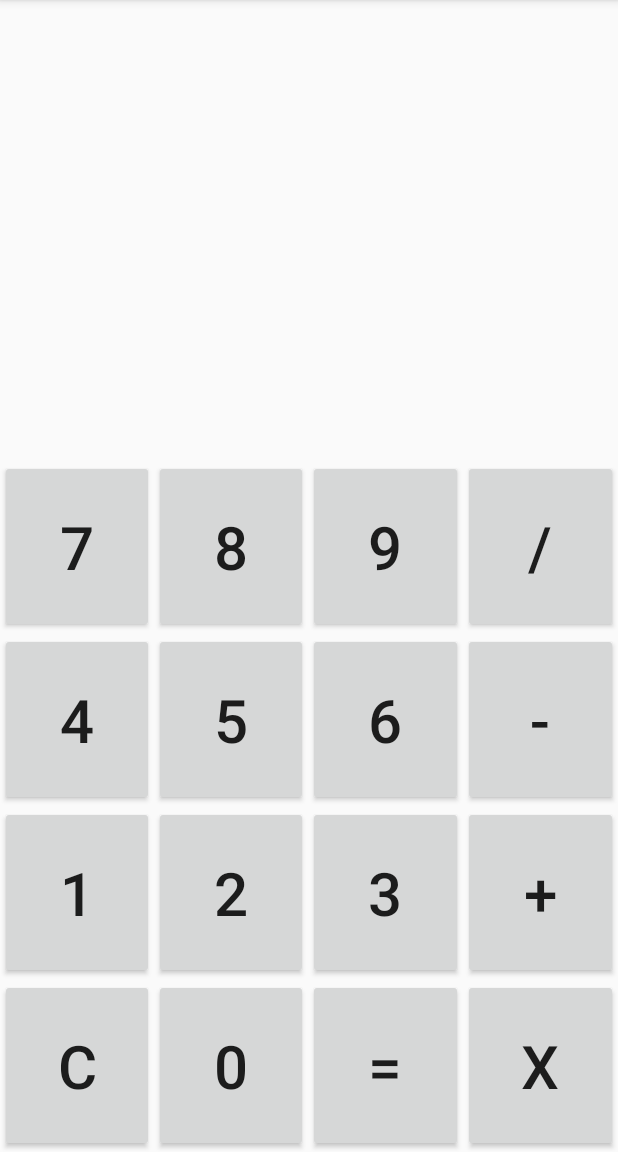
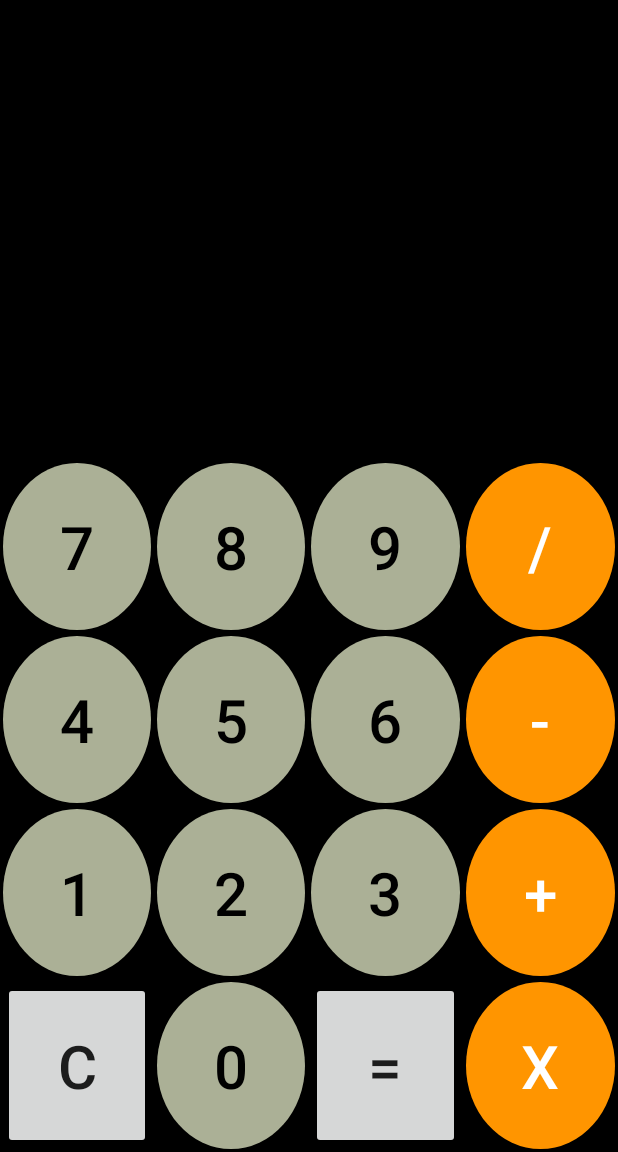
Before and after one commit to LuisZ1/AndroidProyects, an Android app: the screen it shows after launch (MainActivity), after a tap on an icon or button, on a phone screen of 412 x 824 dp, the part 84-1236 px from its top. Run offline under Robolectric (Android 15) with nearby library versions, the phone set to English and light mode, and no system bars.

Commit message:
Copiando style calculadora IOS

```diff
--- /dev/null
+++ b/CalculadoraMolonga/app/src/main/res/drawable/roundgrey.xml
@@ -0,0 +1,13 @@
+<!-- <?xml version="1.0" encoding="utf-8"?> -->
+<selector xmlns:android="http://schemas.android.com/apk/res/android" android:shape="oval">
+    <item android:state_pressed="false">
+        <shape android:shape="oval">
+            <solid android:color="#ABB096"/>
+        </shape>
+    </item>
+    <item android:state_pressed="true">
+        <shape android:shape="oval">
+            <solid android:color="#ABB096"/>
+        </shape>
+    </item>
+</selector>
--- /dev/null
+++ b/CalculadoraMolonga/app/src/main/res/drawable/roundorange.xml
@@ -0,0 +1,13 @@
+    <!-- <?xml version="1.0" encoding="utf-8"?> -->
+<selector xmlns:android="http://schemas.android.com/apk/res/android" android:shape="oval">
+<item android:state_pressed="false">
+    <shape android:shape="oval">
+        <solid android:color="#ff9500"/>
+    </shape>
+</item>
+<item android:state_pressed="true">
+    <shape android:shape="oval">
+        <solid android:color="#ffa82d"/>
+    </shape>
+</item>
+</selector>
--- a/CalculadoraMolonga/app/src/main/res/layout/activity_main.xml
+++ b/CalculadoraMolonga/app/src/main/res/layout/activity_main.xml
@@ -5,7 +5,8 @@
     android:layout_width="match_parent"
     android:layout_height="match_parent"
     tools:context=".MainActivity"
-    android:orientation="vertical">
+    android:orientation="vertical"
+    android:background="@android:color/black">
 
     <!-- /////////////////////VISOR ESTADO ACTUAL////////////////////////// -->
     <TextView
@@ -14,7 +15,8 @@
         android:layout_height="0dp"
         android:textSize="36sp"
         android:layout_weight="20"
-        android:text="ResultadoFinal"/>
+        android:text=""
+        android:textColor="@android:color/white" />
 
     <!-- /////////////////////RESULTADO FINAL////////////////////////// -->
     <TextView
@@ -22,8 +24,8 @@
         android:layout_width="match_parent"
         android:layout_height="0dp"
         android:layout_weight="20"
-        android:text="EstadoActual"
-        android:textColor="@android:color/black"
+        android:text=""
+        android:textColor="@android:color/white"
         android:textSize="36sp" />
 
     <!-- /////////////////////BOTONES////////////////////////// -->
@@ -43,36 +45,48 @@
             android:layout_weight="25">
 
             <Button
+                android:layout_margin="2dp"
                 android:id="@+id/btn7"
                 android:layout_width="wrap_content"
                 android:layout_height="match_parent"
                 android:text="7"
                 android:layout_weight="25"
-                android:textSize="40sp" />
+                android:textSize="40sp"
+                android:background="@drawable/roundgrey"
+                android:textColor="#000000" />
 
             <Button
+                android:layout_margin="2dp"
                 android:id="@+id/btn8"
                 android:layout_width="wrap_content"
                 android:layout_height="match_parent"
                 android:layout_weight="25"
                 android:text="8"
-                android:textSize="40sp" />
+                android:textSize="40sp"
+                android:background="@drawable/roundgrey"
+                android:textColor="#000000" />
 
             <Button
+                android:layout_margin="2dp"
                 android:id="@+id/btn9"
                 android:layout_width="wrap_content"
                 android:layout_height="match_parent"
                 android:text="9"
                 android:layout_weight="25"
-                android:textSize="40sp" />
+                android:textSize="40sp"
+                android:background="@drawable/roundgrey"
+                android:textColor="#000000" />
 
             <Button
+                android:layout_margin="2dp"
                 android:id="@+id/btnDiv2"
                 android:layout_width="wrap_content"
                 android:layout_height="match_parent"
+                android:layout_weight="25"
                 android:text="/"
-                android:layout_weight="25"
-                android:textSize="40sp" />
+                android:textSize="40sp"
+                android:background="@drawable/roundorange"
+                android:textColor="#FFFFFF"/>
 
 
         </LinearLayout>
@@ -85,36 +99,48 @@
             android:layout_weight="25">
 
             <Button
+                android:layout_margin="2dp"
                 android:id="@+id/btn4"
                 android:layout_width="wrap_content"
                 android:layout_height="match_parent"
                 android:text="4"
                 android:layout_weight="25"
-                android:textSize="40sp" />
+                android:textSize="40sp"
+                android:background="@drawable/roundgrey"
+                android:textColor="#000000" />
 
             <Button
+                android:layout_margin="2dp"
                 android:id="@+id/btn5"
                 android:layout_width="wrap_content"
                 android:layout_height="match_parent"
                 android:text="5"
                 android:layout_weight="25"
-                android:textSize="40sp" />
+                android:textSize="40sp"
+                android:background="@drawable/roundgrey"
+                android:textColor="#000000" />
 
             <Button
+                android:layout_margin="2dp"
                 android:id="@+id/btn6"
                 android:layout_width="wrap_content"
                 android:layout_height="match_parent"
                 android:text="6"
                 android:layout_weight="25"
-                android:textSize="40sp" />
+                android:textSize="40sp"
+                android:background="@drawable/roundgrey"
+                android:textColor="#000000" />
 
             <Button
+                android:layout_margin="2dp"
                 android:id="@+id/btnRES"
                 android:layout_width="wrap_content"
                 android:layout_height="match_parent"
                 android:text="-"
                 android:layout_weight="25"
-                android:textSize="40sp" />
+                android:textSize="40sp"
+                android:background="@drawable/roundorange"
+                android:textColor="#FFFFFF" />
 
         </LinearLayout>
 
@@ -126,36 +152,48 @@
             android:layout_weight="25">
 
             <Button
+                android:layout_margin="2dp"
                 android:id="@+id/btn1"
                 android:layout_width="wrap_content"
                 android:layout_height="match_parent"
                 android:text="1"
                 android:layout_weight="25"
-                android:textSize="40sp" />
+                android:textSize="40sp"
+                android:background="@drawable/roundgrey"
+                android:textColor="#000000"  />
 
             <Button
+                android:layout_margin="2dp"
                 android:id="@+id/btn2"
                 android:layout_width="wrap_content"
                 android:layout_height="match_parent"
                 android:text="2"
                 android:layout_weight="25"
-                android:textSize="40sp" />
+                android:textSize="40sp"
+                android:background="@drawable/roundgrey"
+                android:textColor="#000000" />
 
             <Button
+                android:layout_margin="2dp"
                 android:id="@+id/btn3"
                 android:layout_width="wrap_content"
                 android:layout_height="match_parent"
                 android:text="3"
                 android:layout_weight="25"
-                android:textSize="40sp" />
+                android:textSize="40sp"
+                android:background="@drawable/roundgrey"
+                android:textColor="#000000" />
 
             <Button
+                android:layout_margin="2dp"
                 android:id="@+id/btnSUM"
                 android:layout_width="wrap_content"
                 android:layout_height="match_parent"
                 android:text="+"
                 android:layout_weight="25"
-                android:textSize="40sp" />
+                android:textSize="40sp"
+                android:background="@drawable/roundorange"
+                android:textColor="#FFFFFF"/>
 
         </LinearLayout>
 
@@ -167,6 +205,7 @@
             android:layout_weight="25">
 
             <Button
+                android:layout_margin="2dp"
                 android:id="@+id/btnLimpiar"
                 android:layout_width="wrap_content"
                 android:layout_height="match_parent"
@@ -175,14 +214,18 @@
                 android:textSize="40sp" />
 
             <Button
+                android:layout_margin="2dp"
                 android:id="@+id/btn0"
                 android:layout_width="wrap_content"
                 android:layout_height="match_parent"
                 android:text="0"
                 android:layout_weight="25"
-                android:textSize="40sp" />
+                android:textSize="40sp"
+                android:background="@drawable/roundgrey"
+                android:textColor="#000000" />
 
             <Button
+                android:layout_margin="2dp"
                 android:id="@+id/btnRes2"
                 android:layout_width="wrap_content"
                 android:layout_height="match_parent"
@@ -191,12 +234,15 @@
                 android:textSize="40sp" />
 
             <Button
+                android:layout_margin="2dp"
                 android:id="@+id/btnMult"
                 android:layout_width="wrap_content"
                 android:layout_height="match_parent"
                 android:text="x"
                 android:layout_weight="25"
-                android:textSize="40sp" />
+                android:textSize="40sp"
+                android:background="@drawable/roundorange"
+                android:textColor="#FFFFFF"/>
 
         </LinearLayout>
 
```
